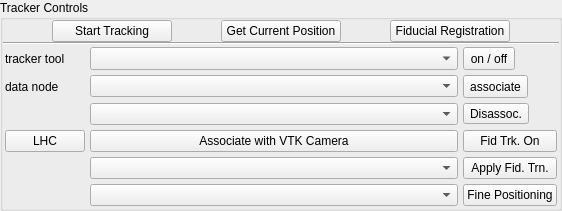
Old version of the form Code/Gui/MITK/Modules/niftkIGIGui/ToolsGui/TrackerControlsWidget.ui in the repository NifTK/NifTK.
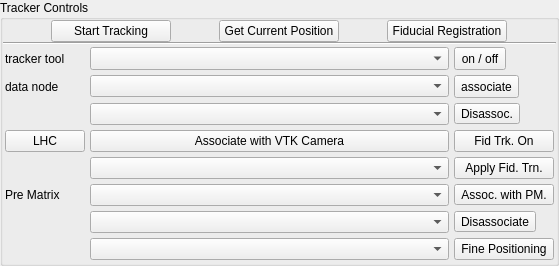
New version of the form. Custom widgets are drawn as their Qt base class.

Commit message: Feature #2000 modified fine positioning implementation

What changed in the file:
```diff
--- a/Code/Gui/MITK/Modules/niftkIGIGui/ToolsGui/TrackerControlsWidget.ui
+++ b/Code/Gui/MITK/Modules/niftkIGIGui/ToolsGui/TrackerControlsWidget.ui
@@ -6,8 +6,8 @@
    <rect>
     <x>0</x>
     <y>0</y>
-    <width>562</width>
-    <height>211</height>
+    <width>559</width>
+    <height>266</height>
    </rect>
   </property>
   <property name="sizePolicy">
@@ -245,16 +245,16 @@
              </sizepolicy>
             </property>
            </widget>
-   	</item>
-	<item row="5" column="2">
+          </item>
+          <item row="7" column="2">
            <widget class="QPushButton" name="pushButton_SetUpPositioning">
             <property name="text">
              <string>Fine Positioning</string>
             </property>
            </widget>
           </item>
-	  <item row="5" column="1">
-	    <widget class="QmitkDataStorageComboBox" name="comboBox_dataNodes_FinePos">
+          <item row="7" column="1">
+           <widget class="QmitkDataStorageComboBox" name="comboBox_dataNodes_FinePos">
             <property name="sizePolicy">
              <sizepolicy hsizetype="Expanding" vsizetype="Fixed">
               <horstretch>0</horstretch>
@@ -262,8 +262,48 @@
              </sizepolicy>
             </property>
            </widget>
-   	</item>
-
+          </item>
+          <item row="5" column="2">
+           <widget class="QToolButton" name="toolButton_PM_Assoc">
+            <property name="text">
+             <string>Assoc. with PM.</string>
+            </property>
+           </widget>
+          </item>
+          <item row="6" column="2">
+           <widget class="QToolButton" name="toolButton_PM_disassociate">
+            <property name="text">
+             <string>Disassociate</string>
+            </property>
+           </widget>
+          </item>
+          <item row="5" column="1">
+           <widget class="QmitkDataStorageComboBox" name="comboBox_PM_dataNodes">
+            <property name="sizePolicy">
+             <sizepolicy hsizetype="Expanding" vsizetype="Fixed">
+              <horstretch>0</horstretch>
+              <verstretch>0</verstretch>
+             </sizepolicy>
+            </property>
+           </widget>
+          </item>
+          <item row="6" column="1">
+           <widget class="QmitkDataStorageComboBox" name="comboBox_PM_associatedData">
+            <property name="sizePolicy">
+             <sizepolicy hsizetype="Expanding" vsizetype="Fixed">
+              <horstretch>0</horstretch>
+              <verstretch>0</verstretch>
+             </sizepolicy>
+            </property>
+           </widget>
+          </item>
+          <item row="5" column="0">
+           <widget class="QLabel" name="label">
+            <property name="text">
+             <string>Pre Matrix</string>
+            </property>
+           </widget>
+          </item>
          </layout>
         </item>
        </layout>
```
Left out of the diff: 2 changed lines with no effect on the pictures. The commit also changes 4 other files.
